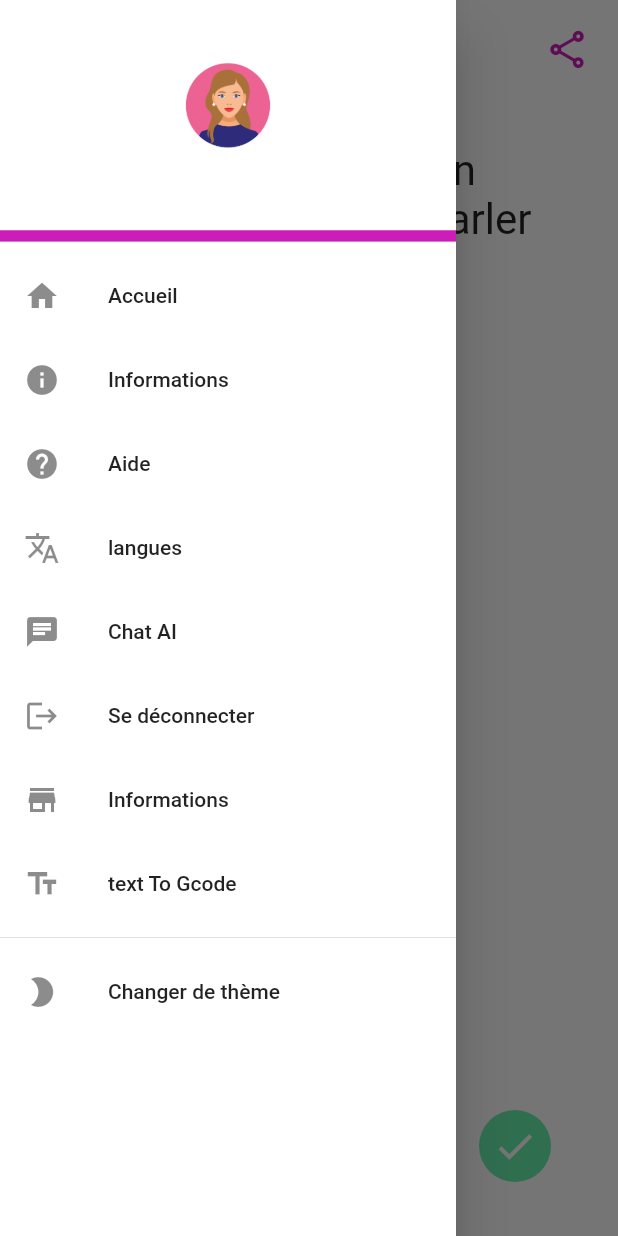
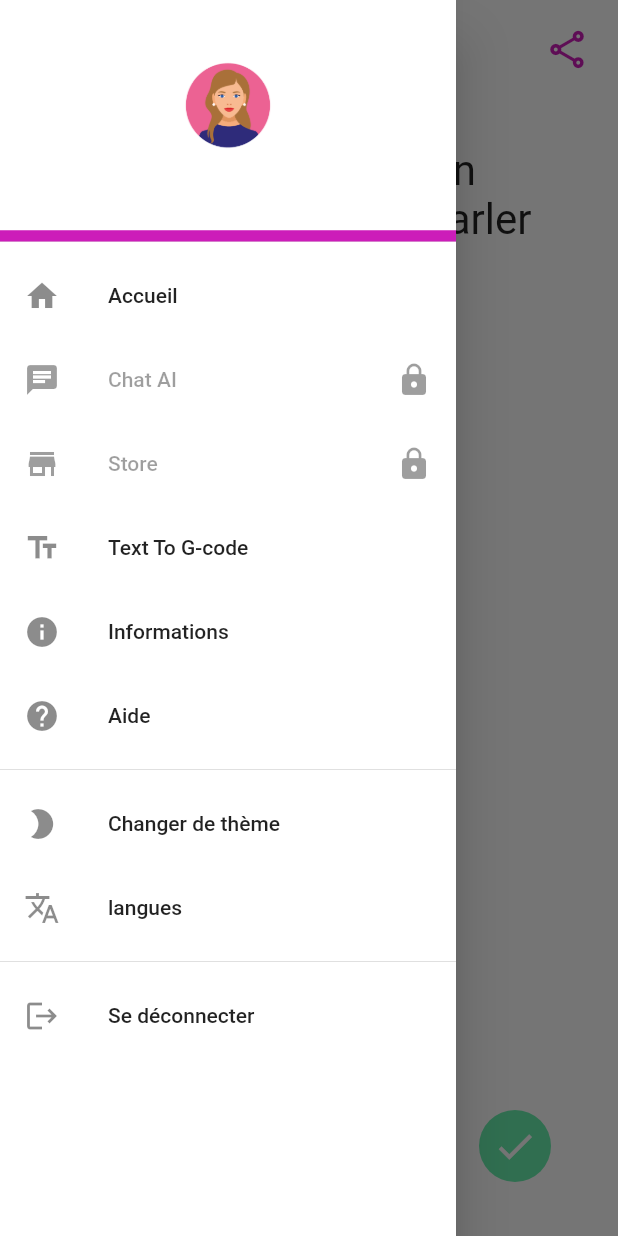
Before and after one commit to othmanlamudate/Talktome, a Flutter app: the screen it shows once a user with an empty profile is signed in, with the side drawer open, on a phone screen of 412 x 824 dp. Run offline on Flutter 3.47's test engine with Material 2 defaults, Android fonts, the phone set to English and light mode, and no system bars; our stand-ins replace awesome_dialog, firebase_auth, firebase_core, flutter_blue_plus, flutter_spinkit, get and 3 more; missing offline and left inert: flutter_share; accounts and stored records are empty.

Commit message:
fix same issue

```diff
--- a/lib/Views/pages/Store.dart
+++ b/lib/Views/pages/Store.dart
@@ -49,12 +49,12 @@ class _StoreState extends State<Store> {
         padding: const EdgeInsets.all(10.0),
         child: GridView.builder(
             gridDelegate: const SliverGridDelegateWithFixedCrossAxisCount(
-              crossAxisCount: 1, // Number of objects in each row
+              crossAxisCount: 3, // Number of objects in each row
               crossAxisSpacing: 10.0, // Spacing between columns
               mainAxisSpacing: 10.0,
               childAspectRatio: 0.9,// Spacing between rows
             ),
-            itemCount: 80,
+            itemCount: 20,
             itemBuilder: (BuildContext ctx, index) {
               return FloatingImageCard();
             }),
--- a/lib/Views/widgets/my_drawer.dart
+++ b/lib/Views/widgets/my_drawer.dart
@@ -5,7 +5,6 @@ import 'package:talktome/Views/pages/chat_screen.dart';
 import 'package:talktome/Views/pages/languages.dart';
 import '../../constants/constants.dart';
 import '../auth/Login.dart';
-
 
 import '../locale/locale_controller.dart';
 import '../pages/Store.dart';
@@ -51,7 +50,8 @@ class _MyDrawerState extends State<MyDrawer> {
                     ),
                   ),
                 ),
-                Text(FirebaseAuth.instance.currentUser!.email.toString(), style:const TextStyle(fontSize: 20))
+                Text(FirebaseAuth.instance.currentUser!.email.toString(),
+                    style: const TextStyle(fontSize: 20))
               ],
             ),
           ),
@@ -61,70 +61,67 @@ class _MyDrawerState extends State<MyDrawer> {
             onTap: () => Get.off(const HomePage()),
           ),
           ListTile(
-            title: Text("infos".tr),
-            leading: const Icon(Icons.info),
-            onTap: () => Get.off(const Infos()),
+            title: const Text("Chat AI"),
+            leading: const Icon(Icons.chat),
+            onTap: () => Get.off(const ChatScreen()),
+            trailing: const Icon(Icons.lock),
+            enabled: false,
           ),
           ListTile(
-            title: Text("help".tr),
-            leading: const Icon(Icons.help),
-            onTap: () => Get.off(const Help()),
+            title: Text("Store".tr),
+            leading: const Icon(Icons.store),
+            onTap: () => Get.off(() => const Store()),
+            trailing: const Icon(Icons.lock),
+            enabled: false,
           ),
-           ListTile(
-            title: Text("languages".tr),
-            leading: const Icon(Icons.translate),
-            onTap: () => Get.off(const Language()),
-          ),
-            ListTile(
-            title:const Text("Chat AI"),
-            leading: const Icon(Icons.chat),
-            onTap: () => Get.off(const ChatScreen()),
-
+          ListTile(
+            title: Text("Text To G-code".tr),
+            leading: const Icon(Icons.text_fields_sharp),
+            onTap: () {
+              Get.off(const textToGcode());
+            },
           ),
           Column(
             children: [
-
               ListTile(
-                title: Text("logout".tr),
-                leading: const Icon(Icons.logout),
-                onTap: (){
-                  //Firebase signout
-                  FirebaseAuth.instance.signOut();
-                  Get.off(const Login());
-
-                  },
+                title: Text("infos".tr),
+                leading: const Icon(Icons.info),
+                onTap: () => Get.off(const Infos()),
               ),
               ListTile(
-            title: Text("infos".tr),
-            leading: const Icon(Icons.store),
-            onTap: () => Get.off(()=>const Store()),
-          ),
-
-              ListTile(
-                title: Text("text To Gcode".tr),
-                leading: const Icon(Icons.text_fields_sharp),
-                onTap: (){
-
-                  Get.off(const textToGcode());
-
-                  },
+                title: Text("help".tr),
+                leading: const Icon(Icons.help),
+                onTap: () => Get.off(const Help()),
               ),
             ],
           ),
           const Divider(),
           ListTile(
-            title:Text("chtheme".tr),
+            title: Text("chtheme".tr),
             leading: const Icon(Icons.mode_night),
-            onTap: (){
-              if(Get.isDarkMode){
+            onTap: () {
+              if (Get.isDarkMode) {
                 Get.changeTheme(ThemeData.light());
-              }
-              else{
+              } else {
                 Get.changeTheme(ThemeData.dark());
               }
             },
           ),
-
+          ListTile(
+            title: Text("languages".tr),
+            leading: const Icon(Icons.translate),
+            onTap: () => Get.off(const Language()),
+          ),
+          const Divider(),
+          ListTile(
+            title: Text("logout".tr),
+            leading: const Icon(Icons.logout),
+            onTap: () {
+              //Firebase signout
+              FirebaseAuth.instance.signOut();
+              Get.off(const Login());
+            },
+          ),
         ],
       ),
     );
```
Also changed, not shown: lib/Views/pages/textToGcode.dart (+36 -34 lines), pubspec.lock.
